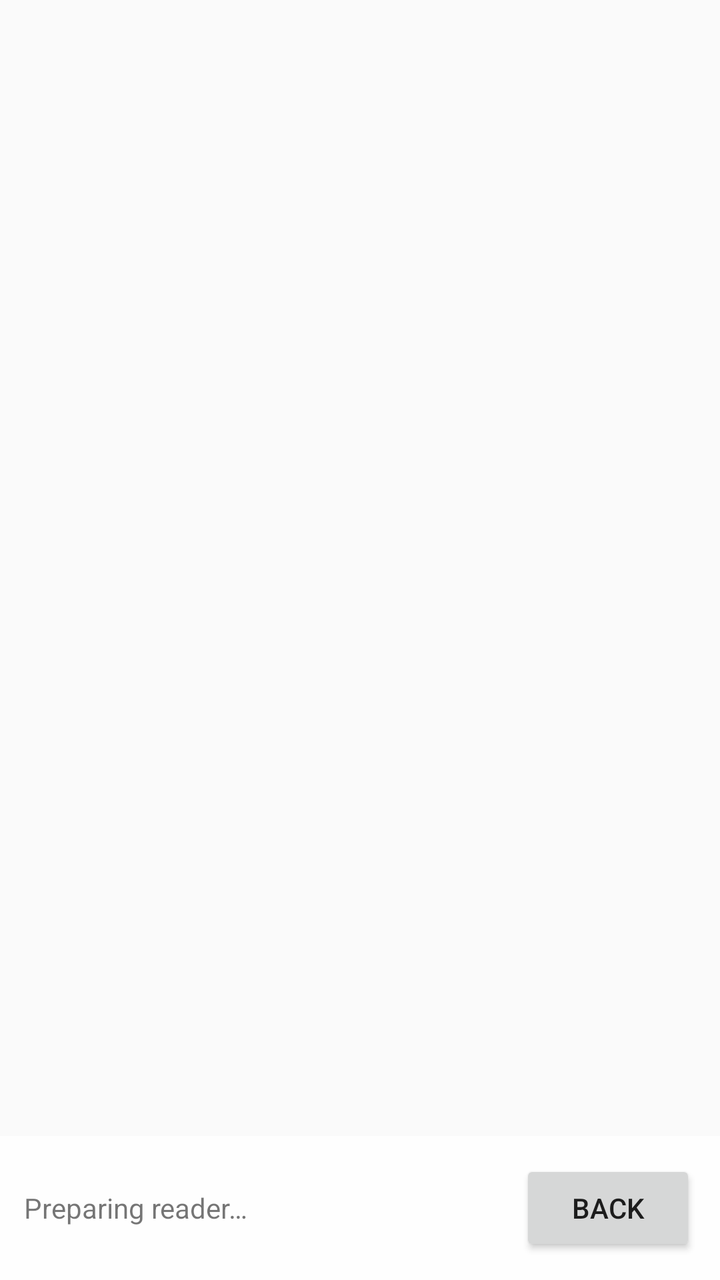
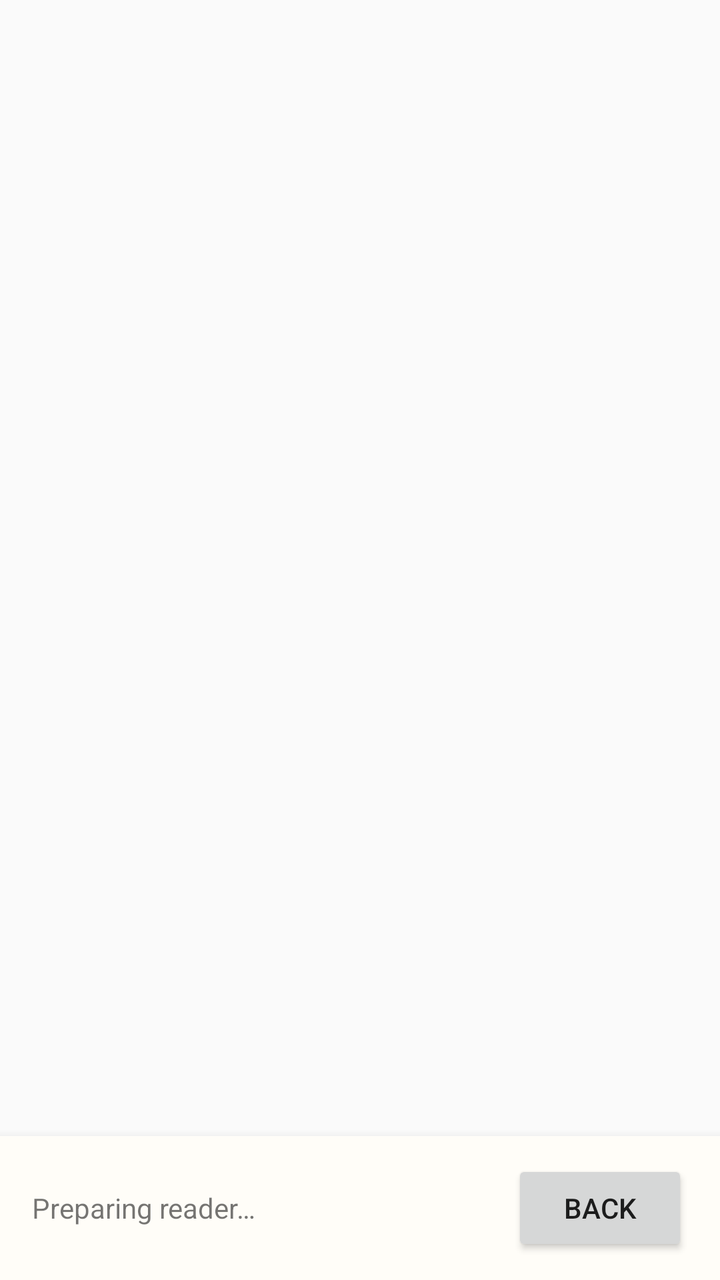

Two renders of the same Android screen: before a commit and after it. Below are the layout's source before the change and the commit's diff.
<!-- AndroidManifest.xml: application theme Theme.WombatReader -->
<!-- res/layout/activity_reader.xml -->
<?xml version="1.0" encoding="utf-8"?>
<FrameLayout xmlns:android="http://schemas.android.com/apk/res/android"
    android:layout_width="match_parent"
    android:layout_height="match_parent">

    <FrameLayout
        android:id="@+id/readerContainer"
        android:layout_width="match_parent"
        android:layout_height="match_parent" />

    <LinearLayout
        android:layout_width="match_parent"
        android:layout_height="wrap_content"
        android:layout_gravity="bottom"
        android:background="#CCFFFFFF"
        android:gravity="center_vertical"
        android:orientation="horizontal"
        android:padding="12dp">

        <TextView
            android:id="@+id/readerStatus"
            android:layout_width="0dp"
            android:layout_height="wrap_content"
            android:layout_weight="1"
            android:text="Preparing reader…"
            android:textSize="14sp" />

        <Button
            android:id="@+id/closeReaderButton"
            android:layout_width="wrap_content"
            android:layout_height="wrap_content"
            android:text="Back" />
    </LinearLayout>
</FrameLayout>
<!-- resources referenced by this layout -->
<resources>
  <style name="Theme.WombatReader" parent="Theme.AppCompat.DayNight.NoActionBar" />
</resources>

<!-- the commit's change to res/layout/activity_reader.xml (unified diff, before → after) -->
@@ -1,21 +1,28 @@
 <?xml version="1.0" encoding="utf-8"?>
-<FrameLayout xmlns:android="http://schemas.android.com/apk/res/android"
+<LinearLayout xmlns:android="http://schemas.android.com/apk/res/android"
     android:layout_width="match_parent"
-    android:layout_height="match_parent">
+    android:layout_height="match_parent"
+    android:fitsSystemWindows="true"
+    android:orientation="vertical">
 
     <FrameLayout
         android:id="@+id/readerContainer"
         android:layout_width="match_parent"
-        android:layout_height="match_parent" />
+        android:layout_height="0dp"
+        android:layout_weight="1" />
 
     <LinearLayout
+        android:id="@+id/readerControlsBar"
         android:layout_width="match_parent"
-        android:layout_height="wrap_content"
-        android:layout_gravity="bottom"
-        android:background="#CCFFFFFF"
+        android:layout_height="72dp"
+        android:background="#FFFDF8"
+        android:elevation="8dp"
         android:gravity="center_vertical"
         android:orientation="horizontal"
-        android:padding="12dp">
+        android:paddingStart="16dp"
+        android:paddingTop="8dp"
+        android:paddingEnd="16dp"
+        android:paddingBottom="8dp">
 
         <TextView
             android:id="@+id/readerStatus"
@@ -29,6 +36,7 @@
             android:id="@+id/closeReaderButton"
             android:layout_width="wrap_content"
             android:layout_height="wrap_content"
+            android:contentDescription="Return to the library"
             android:text="Back" />
     </LinearLayout>
-</FrameLayout>
+</LinearLayout>
